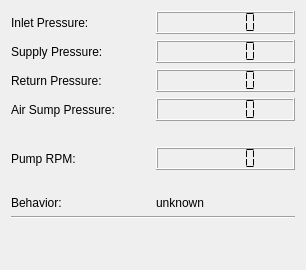
Old version of the form software/ddapp/src/app/ddRobotStatus.ui in the repository openhumanoids/oh-distro.
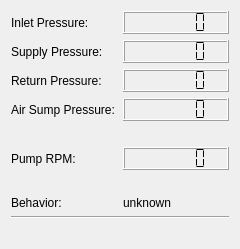
New version of the form.

Commit message: Added first cut of code for multisense panel gui.  Buttons working but not sending out to the robot yet.

The edit to the form file:
```diff
--- a/software/ddapp/src/app/ddRobotStatus.ui
+++ b/software/ddapp/src/app/ddRobotStatus.ui
@@ -6,8 +6,8 @@
    <rect>
     <x>0</x>
     <y>0</y>
-    <width>306</width>
-    <height>270</height>
+    <width>240</width>
+    <height>249</height>
    </rect>
   </property>
   <property name="windowTitle">
```
The commit also changes 5 other files.
